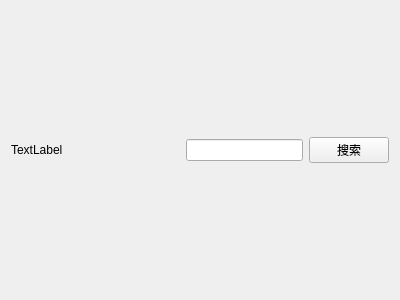
This is DesktopManager/widgets/PendantChoseWidget.ui in PureBulb/BulbDesktop as Qt 5 draws it before an edit. The edited form follows.
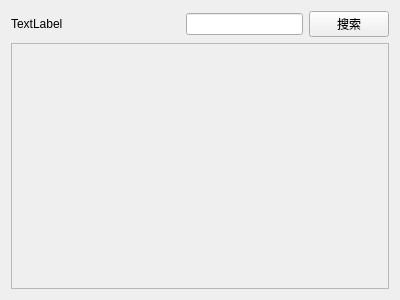
This is the edited form.

```diff
--- a/DesktopManager/widgets/PendantChoseWidget.ui
+++ b/DesktopManager/widgets/PendantChoseWidget.ui
@@ -51,7 +51,30 @@
       </layout>
      </item>
      <item>
-      <layout class="QGridLayout" name="gridLayout"/>
+      <layout class="QGridLayout" name="gridLayout">
+       <item row="0" column="0">
+        <widget class="QScrollArea" name="scrollArea">
+         <property name="widgetResizable">
+          <bool>true</bool>
+         </property>
+         <widget class="QWidget" name="scrollAreaWidgetContents">
+          <property name="geometry">
+           <rect>
+            <x>0</x>
+            <y>0</y>
+            <width>376</width>
+            <height>243</height>
+           </rect>
+          </property>
+          <layout class="QGridLayout" name="gridLayout_4">
+           <item row="0" column="0">
+            <layout class="QGridLayout" name="pendantsView"/>
+           </item>
+          </layout>
+         </widget>
+        </widget>
+       </item>
+      </layout>
      </item>
     </layout>
    </item>
```
